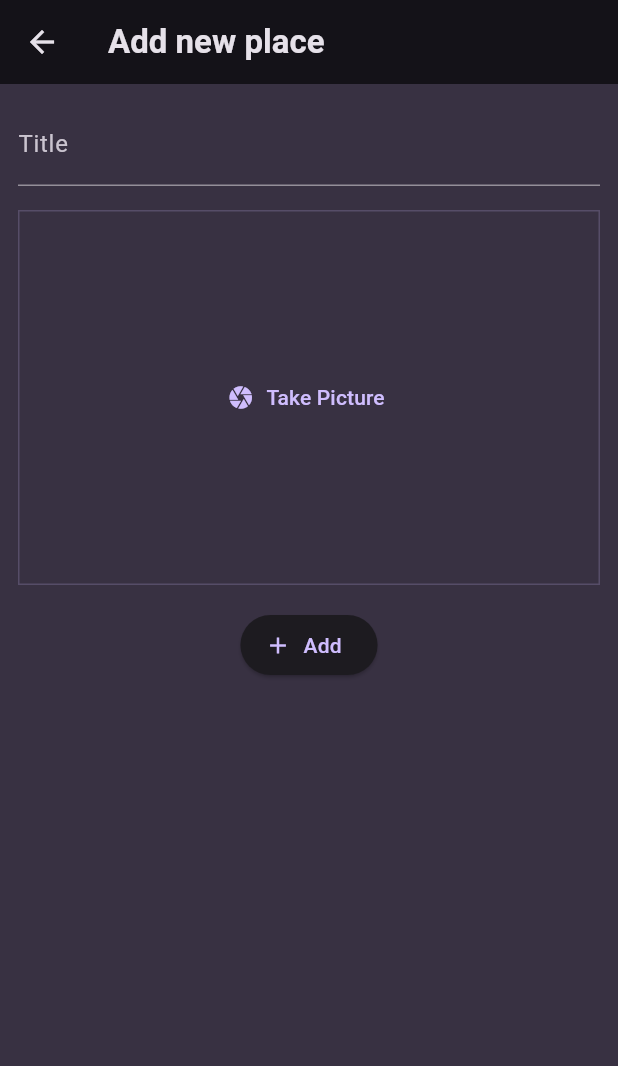
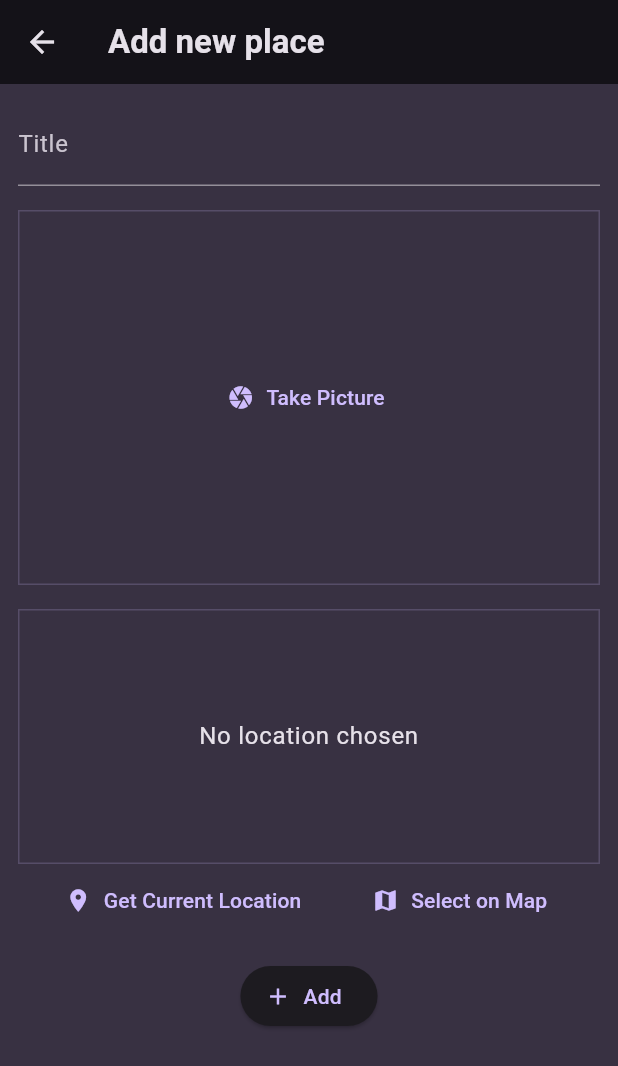
Before and after one commit to gersonnoboa/favorite_places, a Flutter app: the AddPlaceScreen screen opened directly, on a phone screen of 412 x 824 dp. Shown: the top 1066 px of the screen. Run offline on Flutter 3.47's test engine with Material 3 defaults, Android fonts, the phone set to English and light mode, and no system bars; our stand-ins replace flutter_riverpod, google_fonts, image_picker, location.

Commit message:
Get current location

```diff
--- a/lib/screens/add_place_screen.dart
+++ b/lib/screens/add_place_screen.dart
@@ -1,8 +1,8 @@
 import 'dart:io';
 
-import 'package:favorite_places/models/place.dart';
 import 'package:favorite_places/providers/user_places_provider.dart';
 import 'package:favorite_places/widgets/image_input.dart';
+import 'package:favorite_places/widgets/location_input.dart';
 import 'package:flutter/material.dart';
 import 'package:flutter_riverpod/flutter_riverpod.dart';
 
@@ -65,6 +65,8 @@ class _AddPlaceScreenState extends ConsumerState<AddPlaceScreen> {
                   },
                 ),
                 const SizedBox(height: 16),
+                const LocationInput(),
+                const SizedBox(height: 16),
                 ElevatedButton.icon(
                   onPressed: () {
                     _savePlace();
--- a/lib/screens/places_screen.dart
+++ b/lib/screens/places_screen.dart
@@ -1,7 +1,5 @@
-import 'package:favorite_places/models/place.dart';
 import 'package:favorite_places/screens/add_place_screen.dart';
 import 'package:favorite_places/providers/user_places_provider.dart';
-import 'package:favorite_places/screens/place_details_screen.dart';
 import 'package:favorite_places/widgets/places_list.dart';
 import 'package:flutter/material.dart';
 import 'package:flutter_riverpod/flutter_riverpod.dart';
--- /dev/null
+++ b/lib/widgets/location_input.dart
@@ -0,0 +1,99 @@
+import 'package:flutter/material.dart';
+import 'package:location/location.dart';
+
+class LocationInput extends StatefulWidget {
+  const LocationInput({super.key});
+
+  @override
+  State<LocationInput> createState() => _LocationInputState();
+}
+
+class _LocationInputState extends State<LocationInput> {
+  Location? _pickedLocation;
+  var _isGettingLocation = false;
+
+  void _getCurrentLocation() async {
+    Location location = Location();
+
+    bool serviceEnabled;
+    PermissionStatus permissionGranted;
+    LocationData locationData;
+
+    serviceEnabled = await location.serviceEnabled();
+    if (!serviceEnabled) {
+      serviceEnabled = await location.requestService();
+      if (!serviceEnabled) {
+        return;
+      }
+    }
+
+    permissionGranted = await location.hasPermission();
+    if (permissionGranted == PermissionStatus.denied) {
+      permissionGranted = await location.requestPermission();
+      if (permissionGranted != PermissionStatus.granted) {
+        return;
+      }
+    }
+
+    setState(() {
+      _isGettingLocation = true;
+    });
+
+    locationData = await location.getLocation();
+
+    setState(() {
+      _isGettingLocation = false;
+    });
+
+    print(locationData.latitude);
+    print(locationData.longitude);
+  }
+
+  @override
+  Widget build(BuildContext context) {
+    final theme = Theme.of(context);
+
+    Widget previewContent = Text(
+      'No location chosen',
+      textAlign: TextAlign.center,
+      style: theme.textTheme.bodyLarge!.copyWith(
+        color: theme.colorScheme.onBackground,
+      ),
+    );
+
+    if (_isGettingLocation) {
+      previewContent = const CircularProgressIndicator();
+    }
+
+    return Column(
+      children: [
+        Container(
+            height: 170,
+            width: double.infinity,
+            alignment: Alignment.center,
+            decoration: BoxDecoration(
+              border: Border.all(
+                width: 1,
+                color: theme.colorScheme.primary.withOpacity(0.2),
+              ),
+            ),
+            child: previewContent),
+        Row(
+          mainAxisAlignment: MainAxisAlignment.spaceEvenly,
+          children: [
+            TextButton.icon(
+              onPressed: _getCurrentLocation,
+              icon: const Icon(Icons.location_on),
+              label: const Text('Get Current Location'),
+            ),
+            TextButton.icon(
+              onPressed: () {},
+              icon: const Icon(Icons.map),
+              label: const Text('Select on Map'),
+            ),
+          ],
+        )
+      ],
+    );
+  }
+}
--- a/pubspec.yaml
+++ b/pubspec.yaml
@@ -39,6 +39,7 @@ dependencies:
   flutter_riverpod: ^2.4.9
   uuid: ^4.3.2
   image_picker: ^1.0.7
+  location: ^5.0.3
 
 dev_dependencies:
   flutter_test:
```
Also changed, not shown: lib/widgets/image_input.dart (+5 -3 lines), pubspec.lock, 3 other files.
